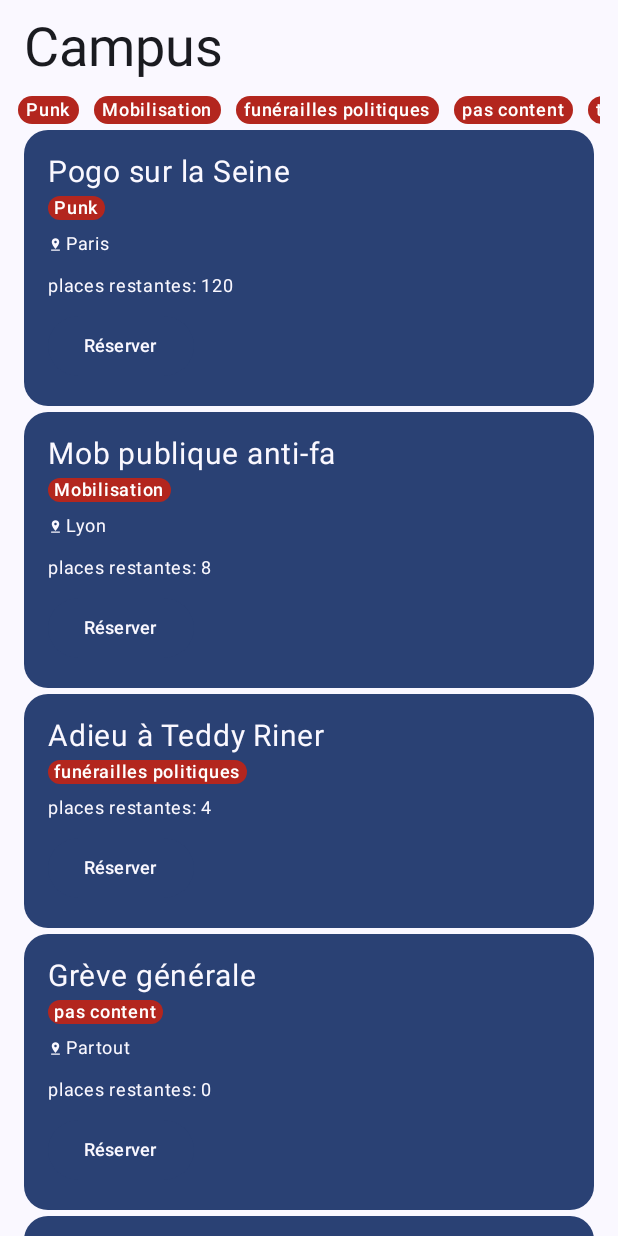
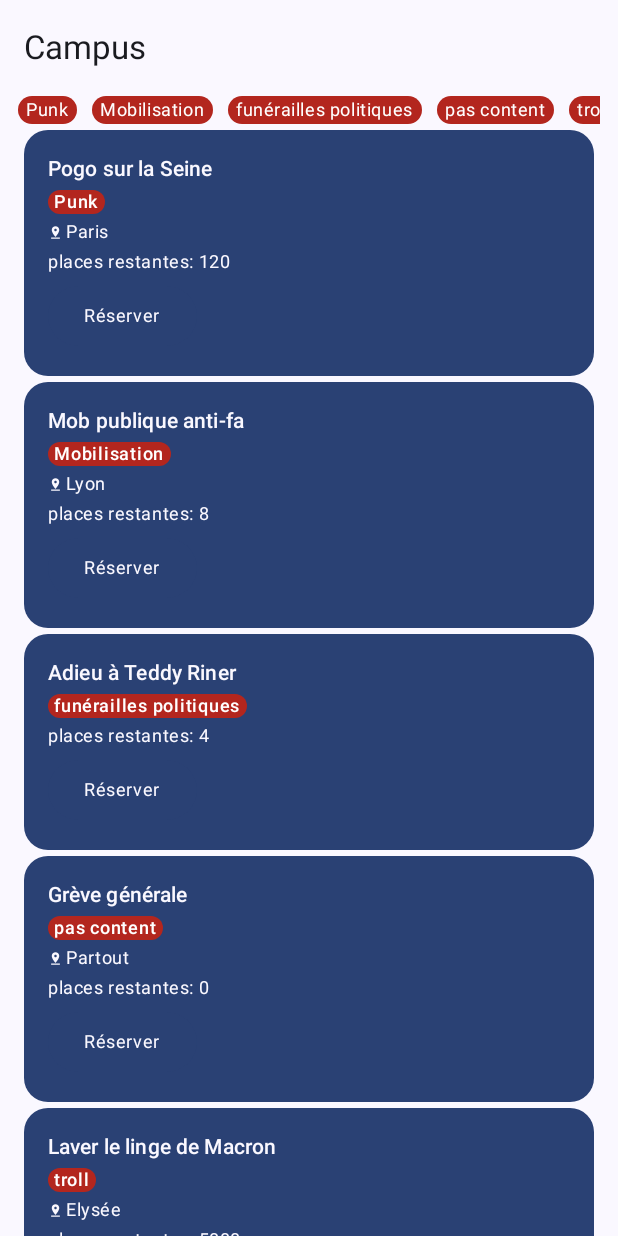
Before and after one commit to leodar163/exercice02_leobg, an Android app built with Jetpack Compose: the screen it shows after launch (MainActivity), on a phone screen of 412 x 824 dp. Run offline under Robolectric (Android 15) with nearby library versions, the phone set to English and light mode, and no system bars.

Commit message:
add event detail screen

```diff
--- a/app/src/main/java/com/leobg/exercice02_leobg/MainActivity.kt
+++ b/app/src/main/java/com/leobg/exercice02_leobg/MainActivity.kt
@@ -14,12 +14,12 @@ import com.leobg.exercice02_leobg.models.Event
 import com.leobg.exercice02_leobg.ui.theme.Exercice02_leobgTheme
 
 class MainActivity : ComponentActivity() {
-    val eventList = listOf<Event>(
-        Event(0, "Pogo sur la Seine", "Punk", "Paris", 120),
-        Event(1, "Mob publique anti-fa", "Mobilisation", "Lyon", 8),
+    val eventList = listOf(
+        Event(0, "Pogo sur la Seine", "Punk", 120, "Paris"),
+        Event(1, "Mob publique anti-fa", "Mobilisation", 8, "Lyon"),
         Event(2, "Adieu à Teddy Riner", "funérailles politiques", capacity = 4),
-        Event(3, "Grève générale", "pas content", "Partout", 0),
-        Event(4, "Laver le linge de Macron", "troll", "Elysée", 5000),
+        Event(3, "Grève générale", "pas content", 0, "Partout"),
+        Event(4, "Laver le linge de Macron", "troll", 5000, "Elysée"),
     )
 
     override fun onCreate(savedInstanceState: Bundle?) {
--- a/app/src/main/java/com/leobg/exercice02_leobg/components/CategoryHeader.kt
+++ b/app/src/main/java/com/leobg/exercice02_leobg/components/CategoryHeader.kt
@@ -37,7 +37,7 @@ fun CategoryHeader(categories: List<String>) {
         verticalAlignment = Alignment.CenterVertically
     ) {
         items(categories) {
-            Badge { Text(it, fontSize = 12.sp, modifier = Modifier.padding(1.dp)) }
+            Badge { Text(it, style = MaterialTheme.typography.bodySmall, modifier = Modifier.padding(1.dp)) }
         }
     }
 }
--- a/app/src/main/java/com/leobg/exercice02_leobg/components/EventCard.kt
+++ b/app/src/main/java/com/leobg/exercice02_leobg/components/EventCard.kt
@@ -32,7 +32,7 @@ import com.leobg.exercice02_leobg.models.Event
 import com.leobg.exercice02_leobg.ui.theme.Exercice02_leobgTheme
 
 @Composable
-fun EventCard(event: Event, onBook: () -> Unit) {
+fun EventCard(event: Event, onBook: (event: Event) -> Unit) {
     Box(
         modifier = Modifier
             .fillMaxWidth()
@@ -42,7 +42,11 @@ fun EventCard(event: Event, onBook: () -> Unit) {
             .padding(16.dp)
     ) {
         Column(verticalArrangement = Arrangement.spacedBy(4.dp)) {
-            Text(event.title, fontSize = 20.sp, color = MaterialTheme.colorScheme.background)
+            Text(
+                event.title,
+                style = MaterialTheme.typography.titleSmall,
+                color = MaterialTheme.colorScheme.background
+            )
             Badge { Text(event.category, fontSize = 12.sp) }
             if (event.location != null) {
                 Row(
@@ -57,18 +61,22 @@ fun EventCard(event: Event, onBook: () -> Unit) {
                     )
                     Text(
                         event.location,
-                        fontSize = 12.sp,
+                        style = MaterialTheme.typography.bodySmall,
                         color = MaterialTheme.colorScheme.background
                     )
                 }
             }
             Text(
                 "places restantes: ${event.capacity}",
-                fontSize = 12.sp,
+                style = MaterialTheme.typography.bodySmall,
                 color = MaterialTheme.colorScheme.background
             )
-            Button(onBook) {
-                Text("Réserver", fontSize = 12.sp, color = MaterialTheme.colorScheme.background)
+            Button({ onBook(event) }) {
+                Text(
+                    "Réserver",
+                    style = MaterialTheme.typography.bodySmall,
+                    color = MaterialTheme.colorScheme.background
+                )
             }
         }
     }
@@ -79,7 +87,7 @@ fun EventCard(event: Event, onBook: () -> Unit) {
 fun EventCardPreview() {
     Exercice02_leobgTheme {
         Box(modifier = Modifier.size(400.dp, 400.dp)) {
-            EventCard(event = Event(2, "titre", "categorie", "Paris", capacity = 5)) { }
+            EventCard(event = Event(2, "titre", "categorie", capacity = 5, "Paris")) { }
         }
     }
 }
--- a/app/src/main/java/com/leobg/exercice02_leobg/models/Event.kt
+++ b/app/src/main/java/com/leobg/exercice02_leobg/models/Event.kt
@@ -4,6 +4,7 @@ data class Event(
     val id: Int,
     val title: String,
     val category: String,
+    val capacity: Int = 0,
     val location: String? = null,
-    val capacity: Int
+    val description: String = "",
 )
```
Also changed, not shown: app/src/main/java/com/leobg/exercice02_leobg/components/EventDetailScreen.kt (added, +88 -0 lines), app/src/main/java/com/leobg/exercice02_leobg/components/EventListScreen.kt (+6 -5 lines).
